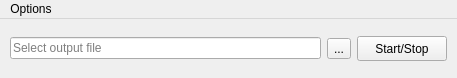
Old version of the form Holovibes/lightui.ui in the repository DigitalHolography/Holovibes.
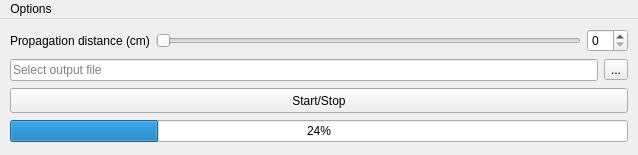
New version of the form. Custom widgets are drawn as their Qt base class.

Commit message: cleanup et preparation du ui

```diff
--- a/Holovibes/lightui.ui
+++ b/Holovibes/lightui.ui
@@ -6,8 +6,8 @@
    <rect>
     <x>0</x>
     <y>0</y>
-    <width>457</width>
-    <height>78</height>
+    <width>638</width>
+    <height>155</height>
    </rect>
   </property>
   <property name="minimumSize">
@@ -33,6 +33,27 @@
     <property name="rightMargin">
      <number>10</number>
     </property>
+    <item>
+     <layout class="QHBoxLayout" name="horizontalLayout">
+      <item>
+       <widget class="QLabel" name="label">
+        <property name="text">
+         <string>Propagation distance (cm)</string>
+        </property>
+       </widget>
+      </item>
+      <item>
+       <widget class="QSlider" name="horizontalSlider">
+        <property name="orientation">
+         <enum>Qt::Horizontal</enum>
+        </property>
+       </widget>
+      </item>
+      <item>
+       <widget class="QSpinBox" name="spinBox"/>
+      </item>
+     </layout>
+    </item>
     <item>
      <layout class="QHBoxLayout" name="outputFileSelectionLayout">
       <property name="spacing">
@@ -70,6 +91,8 @@
         </property>
        </widget>
       </item>
+     </layout>
+    </item>
       <item>
        <widget class="QPushButton" name="startButton">
         <property name="minimumSize">
@@ -86,7 +109,12 @@
         </property>
        </widget>
       </item>
-     </layout>
+    <item>
+     <widget class="QProgressBar" name="progressBar">
+      <property name="value">
+       <number>24</number>
+      </property>
+     </widget>
     </item>
    </layout>
   </widget>
@@ -95,7 +123,7 @@
     <rect>
      <x>0</x>
      <y>0</y>
-     <width>457</width>
+     <width>638</width>
      <height>22</height>
     </rect>
    </property>
```
Left out of the diff: 32 changed lines with no effect on the pictures. Lines whose indentation alone changed are shown as unchanged. The commit also changes 1 other file.
